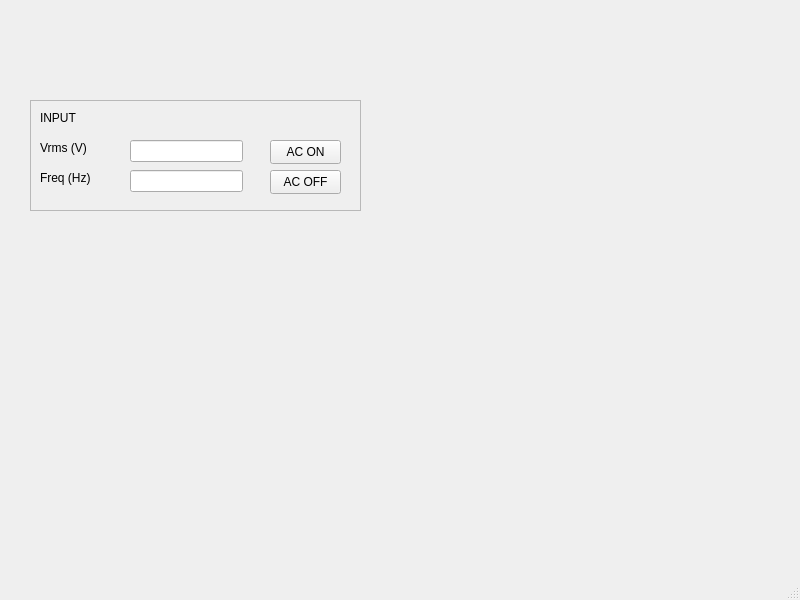
Old version of the form codes/gui.ui in the repository charlescayno/automation.
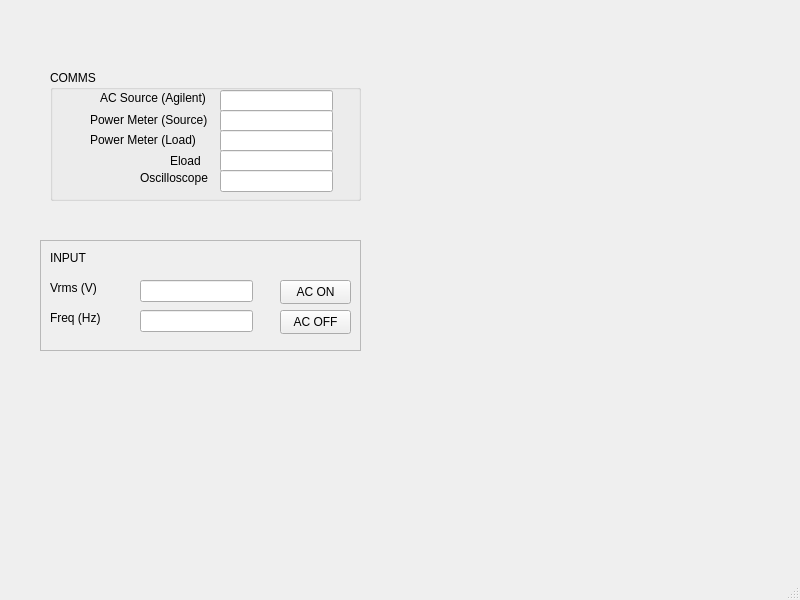
New version of the form.

```diff
--- a/codes/gui.ui
+++ b/codes/gui.ui
@@ -17,9 +17,9 @@
    <widget class="QFrame" name="frame">
     <property name="geometry">
      <rect>
-      <x>30</x>
-      <y>100</y>
-      <width>331</width>
+      <x>40</x>
+      <y>240</y>
+      <width>321</width>
       <height>111</height>
      </rect>
     </property>
@@ -115,6 +115,134 @@
      </property>
     </widget>
    </widget>
+   <widget class="QGroupBox" name="groupBox">
+    <property name="geometry">
+     <rect>
+      <x>50</x>
+      <y>70</y>
+      <width>311</width>
+      <height>131</height>
+     </rect>
+    </property>
+    <property name="title">
+     <string>COMMS</string>
+    </property>
+    <widget class="QLabel" name="label_9">
+     <property name="geometry">
+      <rect>
+       <x>50</x>
+       <y>20</y>
+       <width>121</width>
+       <height>16</height>
+      </rect>
+     </property>
+     <property name="text">
+      <string>AC Source (Agilent)</string>
+     </property>
+    </widget>
+    <widget class="QLabel" name="label_10">
+     <property name="geometry">
+      <rect>
+       <x>40</x>
+       <y>40</y>
+       <width>131</width>
+       <height>20</height>
+      </rect>
+     </property>
+     <property name="text">
+      <string>Power Meter (Source)</string>
+     </property>
+    </widget>
+    <widget class="QLabel" name="label_12">
+     <property name="geometry">
+      <rect>
+       <x>120</x>
+       <y>80</y>
+       <width>41</width>
+       <height>21</height>
+      </rect>
+     </property>
+     <property name="text">
+      <string>Eload</string>
+     </property>
+    </widget>
+    <widget class="QLineEdit" name="lineEdit_4">
+     <property name="geometry">
+      <rect>
+       <x>170</x>
+       <y>20</y>
+       <width>113</width>
+       <height>22</height>
+      </rect>
+     </property>
+    </widget>
+    <widget class="QLabel" name="label_11">
+     <property name="geometry">
+      <rect>
+       <x>40</x>
+       <y>60</y>
+       <width>121</width>
+       <height>20</height>
+      </rect>
+     </property>
+     <property name="text">
+      <string>Power Meter (Load)</string>
+     </property>
+    </widget>
+    <widget class="QLabel" name="label_13">
+     <property name="geometry">
+      <rect>
+       <x>90</x>
+       <y>100</y>
+       <width>71</width>
+       <height>16</height>
+      </rect>
+     </property>
+     <property name="text">
+      <string>Oscilloscope</string>
+     </property>
+    </widget>
+    <widget class="QLineEdit" name="lineEdit_5">
+     <property name="geometry">
+      <rect>
+       <x>170</x>
+       <y>40</y>
+       <width>113</width>
+       <height>22</height>
+      </rect>
+     </property>
+    </widget>
+    <widget class="QLineEdit" name="lineEdit_6">
+     <property name="geometry">
+      <rect>
+       <x>170</x>
+       <y>60</y>
+       <width>113</width>
+       <height>22</height>
+      </rect>
+     </property>
+    </widget>
+    <widget class="QLineEdit" name="lineEdit_7">
+     <property name="geometry">
+      <rect>
+       <x>170</x>
+       <y>80</y>
+       <width>113</width>
+       <height>22</height>
+      </rect>
+     </property>
+    </widget>
+    <widget class="QLineEdit" name="lineEdit_8">
+     <property name="geometry">
+      <rect>
+       <x>170</x>
+       <y>100</y>
+       <width>113</width>
+       <height>22</height>
+      </rect>
+     </property>
+    </widget>
+   </widget>
   </widget>
   <widget class="QMenuBar" name="menubar">
    <property name="geometry">
```
